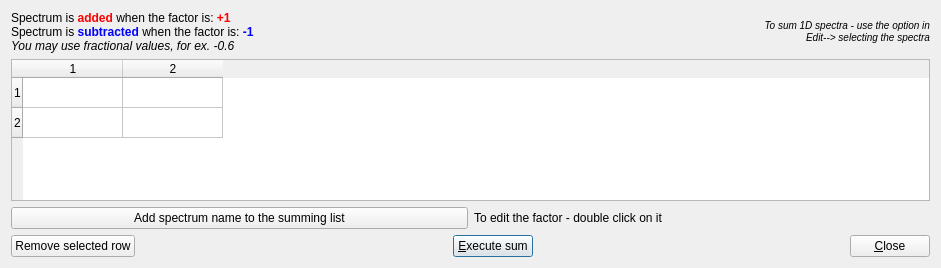
Old version of the form t4merge_2d_spectra_dlg.ui in the repository jgrebosz/test-greware.
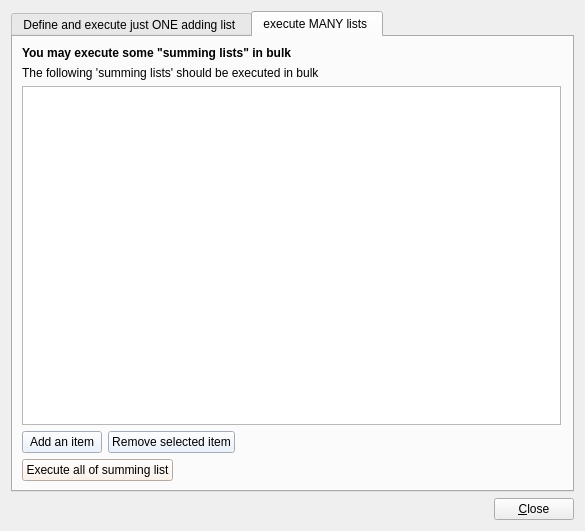
New version of the form.

Commit message: After making the procedure of a bulk addition of matrices

The edit to the form file:
```diff
--- a/t4merge_2d_spectra_dlg.ui
+++ b/t4merge_2d_spectra_dlg.ui
@@ -6,8 +6,8 @@
    <rect>
     <x>0</x>
     <y>0</y>
-    <width>941</width>
-    <height>268</height>
+    <width>585</width>
+    <height>531</height>
    </rect>
   </property>
   <property name="sizePolicy">
@@ -19,7 +19,17 @@
   <property name="windowTitle">
    <string>Dialog</string>
   </property>
-  <layout class="QVBoxLayout" name="verticalLayout">
+  <layout class="QVBoxLayout" name="verticalLayout_2">
+   <item>
+    <widget class="QTabWidget" name="tabWidget">
+     <property name="currentIndex">
+      <number>1</number>
+     </property>
+     <widget class="QWidget" name="tab">
+      <attribute name="title">
+       <string>Define and execute just ONE adding list </string>
+      </attribute>
+      <layout class="QVBoxLayout" name="verticalLayout_3">
    <item>
     <layout class="QHBoxLayout" name="_3">
      <item>
@@ -81,15 +91,6 @@
     </widget>
    </item>
    <item>
-    <layout class="QHBoxLayout">
-     <item>
-      <widget class="QPushButton" name="button_add">
-       <property name="text">
-        <string>Add spectrum name to the summing list</string>
-       </property>
-      </widget>
-     </item>
-     <item>
       <widget class="QLabel" name="textLabel1_2">
        <property name="text">
         <string>&lt;p align=&quot;left&quot;&gt;To edit the factor - double click on it&lt;/p&gt;</string>
@@ -102,6 +103,52 @@
        </property>
       </widget>
      </item>
+       <item>
+        <layout class="QHBoxLayout" name="horizontalLayout_2">
+         <item>
+          <widget class="QPushButton" name="button_add">
+           <property name="text">
+            <string>Add spectrum name to the summing list</string>
+           </property>
+          </widget>
+         </item>
+         <item>
+          <spacer name="horizontalSpacer">
+           <property name="orientation">
+            <enum>Qt::Horizontal</enum>
+           </property>
+           <property name="sizeHint" stdset="0">
+            <size>
+             <width>40</width>
+             <height>20</height>
+            </size>
+           </property>
+          </spacer>
+         </item>
+         <item>
+          <layout class="QHBoxLayout" name="horizontalLayout">
+           <item>
+            <widget class="QPushButton" name="pushButton_save_the_list">
+             <property name="styleSheet">
+              <string notr="true">background-color: rgb(230, 240, 255);</string>
+             </property>
+             <property name="text">
+              <string>Save this list</string>
+             </property>
+            </widget>
+           </item>
+           <item>
+            <widget class="QPushButton" name="pushButton_restore_the_list">
+             <property name="styleSheet">
+              <string notr="true">background-color: rgb(230, 240, 255);</string>
+             </property>
+             <property name="text">
+              <string>Restore the list</string>
+             </property>
+            </widget>
+           </item>
+          </layout>
+         </item>
     </layout>
    </item>
    <item>
@@ -113,26 +160,13 @@
        </property>
       </widget>
      </item>
-     <item>
-      <spacer name="Horizontal Spacing2">
-       <property name="orientation">
-        <enum>Qt::Horizontal</enum>
-       </property>
-       <property name="sizeType">
-        <enum>QSizePolicy::Expanding</enum>
-       </property>
-       <property name="sizeHint" stdset="0">
-        <size>
-         <width>130</width>
-         <height>20</height>
-        </size>
-       </property>
-      </spacer>
-     </item>
      <item>
       <widget class="QPushButton" name="buttonOk">
+           <property name="styleSheet">
+            <string notr="true">background-color: rgb(254, 240, 230);</string>
+           </property>
        <property name="text">
-        <string>&amp;Execute sum</string>
+            <string>&amp;Execute the summing</string>
        </property>
        <property name="shortcut">
         <string>Alt+E</string>
@@ -157,6 +191,136 @@
         <size>
          <width>111</width>
          <height>21</height>
+            </size>
+           </property>
+          </spacer>
+         </item>
+        </layout>
+       </item>
+      </layout>
+     </widget>
+     <widget class="QWidget" name="tab_2">
+      <attribute name="title">
+       <string>execute MANY lists </string>
+      </attribute>
+      <layout class="QVBoxLayout" name="verticalLayout_4">
+       <item>
+        <widget class="QLabel" name="label_2">
+         <property name="text">
+          <string>&lt;html&gt;&lt;head/&gt;&lt;body&gt;&lt;p&gt;&lt;span style=&quot; font-weight:600;&quot;&gt;You may execute some &amp;quot;summing lists&amp;quot; in bulk &lt;/span&gt;&lt;/p&gt;&lt;/body&gt;&lt;/html&gt;</string>
+         </property>
+        </widget>
+       </item>
+       <item>
+        <layout class="QVBoxLayout" name="verticalLayout">
+         <item>
+          <widget class="QLabel" name="label">
+           <property name="text">
+            <string>The following 'summing lists' should be executed in bulk</string>
+           </property>
+          </widget>
+         </item>
+         <item>
+          <layout class="QHBoxLayout" name="horizontalLayout_4">
+           <item>
+            <widget class="QListWidget" name="listWidget_add_periodically"/>
+           </item>
+           <item>
+            <spacer name="verticalSpacer_2">
+             <property name="orientation">
+              <enum>Qt::Vertical</enum>
+             </property>
+             <property name="sizeHint" stdset="0">
+              <size>
+               <width>2</width>
+               <height>40</height>
+              </size>
+             </property>
+            </spacer>
+           </item>
+          </layout>
+         </item>
+        </layout>
+       </item>
+       <item>
+        <layout class="QHBoxLayout" name="horizontalLayout_3">
+         <item>
+          <widget class="QPushButton" name="pushButton_add_to_automate_list">
+           <property name="styleSheet">
+            <string notr="true">background-color: rgb(230, 240, 255);</string>
+           </property>
+           <property name="text">
+            <string>Add an item</string>
+           </property>
+          </widget>
+         </item>
+         <item>
+          <widget class="QPushButton" name="pushButton_remove_from_automate_list">
+           <property name="styleSheet">
+            <string notr="true">background-color: rgb(230, 240, 255);</string>
+           </property>
+           <property name="text">
+            <string>Remove selected item</string>
+           </property>
+          </widget>
+         </item>
+         <item>
+          <spacer name="horizontalSpacer_2">
+           <property name="orientation">
+            <enum>Qt::Horizontal</enum>
+           </property>
+           <property name="sizeHint" stdset="0">
+            <size>
+             <width>40</width>
+             <height>20</height>
+            </size>
+           </property>
+          </spacer>
+         </item>
+        </layout>
+       </item>
+       <item>
+        <layout class="QHBoxLayout" name="horizontalLayout_6">
+         <item>
+          <widget class="QPushButton" name="pushButton_exec_periodic_manually">
+           <property name="styleSheet">
+            <string notr="true">background-color: rgb(254, 240, 230);</string>
+           </property>
+           <property name="text">
+            <string>Execute all of summing list</string>
+           </property>
+          </widget>
+         </item>
+         <item>
+          <spacer name="horizontalSpacer_4">
+           <property name="orientation">
+            <enum>Qt::Horizontal</enum>
+           </property>
+           <property name="sizeHint" stdset="0">
+            <size>
+             <width>40</width>
+             <height>20</height>
+            </size>
+           </property>
+          </spacer>
+         </item>
+        </layout>
+       </item>
+      </layout>
+     </widget>
+    </widget>
+   </item>
+   <item>
+    <layout class="QHBoxLayout" name="horizontalLayout_5">
+     <item>
+      <spacer name="horizontalSpacer_3">
+       <property name="orientation">
+        <enum>Qt::Horizontal</enum>
+       </property>
+       <property name="sizeHint" stdset="0">
+        <size>
+         <width>40</width>
+         <height>20</height>
         </size>
        </property>
       </spacer>
```
Lines whose indentation alone changed are shown as unchanged. The commit also changes 8 other files.
